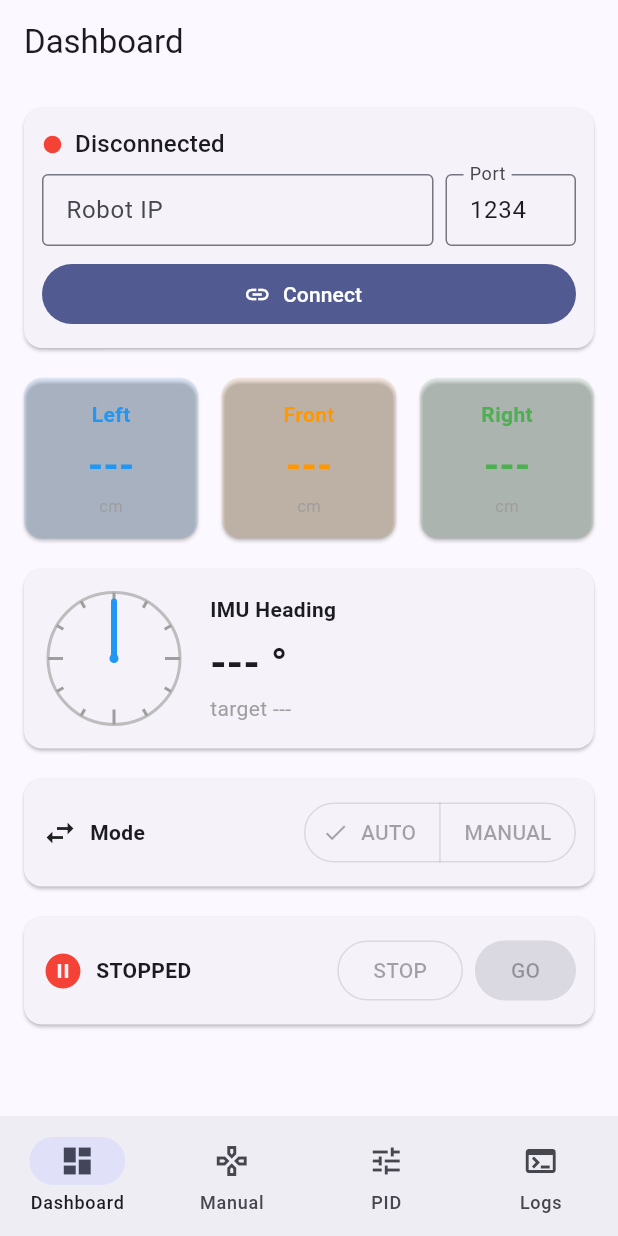
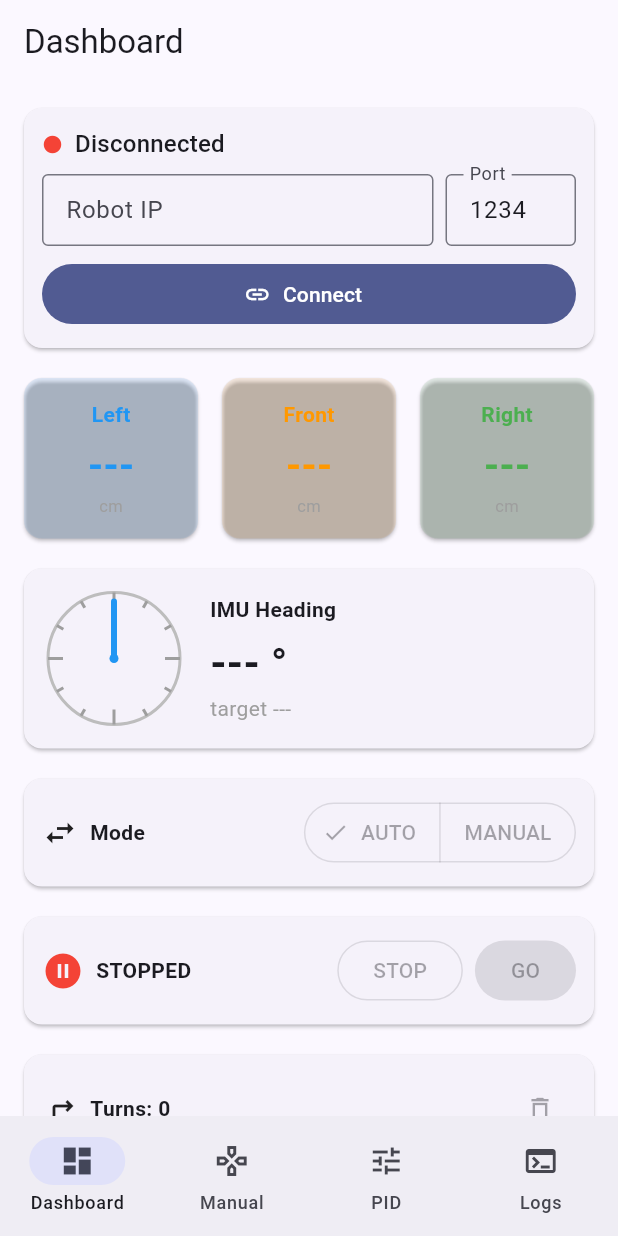
Before and after one commit to youssefnoser/wall-follower, a Flutter app: the screen it shows after launch, on a phone screen of 412 x 824 dp. Run offline on Flutter 3.47's test engine with Material 3 defaults, Android fonts, the phone set to English and light mode, and no system bars; our stand-ins replace shared_preferences.

Commit message:
feat: report taken turns

```diff
--- a/app/robot_remote/lib/net/telemetry.dart
+++ b/app/robot_remote/lib/net/telemetry.dart
@@ -12,6 +12,9 @@ class Telemetry {
   final double? angle, target;
   final int? running;
   final double? left, front, right;
+  final int? state;
+  final int? tcnt;
+  final String? tseq;
 
   const Telemetry({
     this.kp,
@@ -30,6 +33,9 @@ class Telemetry {
     this.left,
     this.front,
     this.right,
+    this.state,
+    this.tcnt,
+    this.tseq,
   });
 
   /// Merge a fresh ack on top of the previous snapshot — null fields keep
@@ -51,6 +57,9 @@ class Telemetry {
         left: next.left ?? left,
         front: next.front ?? front,
         right: next.right ?? right,
+        state: next.state ?? state,
+        tcnt: next.tcnt ?? tcnt,
+        tseq: next.tseq ?? tseq,
       );
 
   static double? _f(RegExpMatch? m) =>
@@ -81,6 +90,11 @@ class Telemetry {
       left: _f(f('L')),
       front: _f(f('F')),
       right: _f(f('R')),
+      state: _i(f('STATE')),
+      tcnt: _i(f('TCNT')),
+      tseq: RegExp(r'\bTSEQ=([A-Z]+)', caseSensitive: false)
+          .firstMatch(reply)
+          ?.group(1),
     );
   }
 }
--- a/app/robot_remote/lib/screens/dashboard_screen.dart
+++ b/app/robot_remote/lib/screens/dashboard_screen.dart
@@ -70,6 +70,8 @@ class _DashboardScreenState extends State<DashboardScreen> {
             _modeCard(state),
             const SizedBox(height: 12),
             _runCard(state, t.running),
+            const SizedBox(height: 12),
+            _turnsCard(state),
           ],
         ),
       ),
@@ -261,6 +263,57 @@ class _DashboardScreenState extends State<DashboardScreen> {
       ),
     );
   }
+
+  Widget _turnsCard(RobotState state) {
+    final turns = state.turns;
+    return Card(
+      child: Padding(
+        padding: const EdgeInsets.all(12),
+        child: Column(
+          crossAxisAlignment: CrossAxisAlignment.stretch,
+          children: [
+            Row(
+              children: [
+                const Icon(Icons.turn_right_outlined),
+                const SizedBox(width: 8),
+                Text('Turns: ${turns.length}',
+                    style: const TextStyle(fontWeight: FontWeight.w600)),
+                const Spacer(),
+                IconButton(
+                  icon: const Icon(Icons.delete_outline, size: 20),
+                  tooltip: 'Clear',
+                  onPressed: turns.isEmpty ? null : state.clearTurns,
+                ),
+              ],
+            ),
+            if (turns.isNotEmpty) ...[
+              const SizedBox(height: 8),
+              Wrap(
+                spacing: 6,
+                runSpacing: 6,
+                children: turns.map((t) {
+                  final isLeft = t == 'L';
+                  return Chip(
+                    label: Text(t,
+                        style: const TextStyle(
+                            fontWeight: FontWeight.bold, fontSize: 13)),
+                    backgroundColor: isLeft
+                        ? Colors.blue.withValues(alpha: 0.15)
+                        : Colors.green.withValues(alpha: 0.15),
+                    side: BorderSide(
+                        color: isLeft ? Colors.blue : Colors.green, width: 1),
+                    padding: EdgeInsets.zero,
+                    labelPadding:
+                        const EdgeInsets.symmetric(horizontal: 8, vertical: 0),
+                  );
+                }).toList(),
+              ),
+            ],
+          ],
+        ),
+      ),
+    );
+  }
 }
 
 class _CompassPainter extends CustomPainter {
--- a/app/robot_remote/lib/state/robot_state.dart
+++ b/app/robot_remote/lib/state/robot_state.dart
@@ -100,10 +100,17 @@ class RobotState extends ChangeNotifier {
     notifyListeners();
   }
 
+  List<String> get turns {
+    final seq = telemetry.tseq;
+    if (seq == null || seq.isEmpty) return const [];
+    return seq.split('');
+  }
+
+  Future<void> clearTurns() => send('CLRTURNS');
+
   void _onLine(String line) {
     _append(LogEntry(false, line));
-    final parsed = Telemetry.parse(line);
-    telemetry = telemetry.merge(parsed);
+    telemetry = telemetry.merge(Telemetry.parse(line));
     notifyListeners();
   }
 
```
Also changed, not shown: 2 other files.
